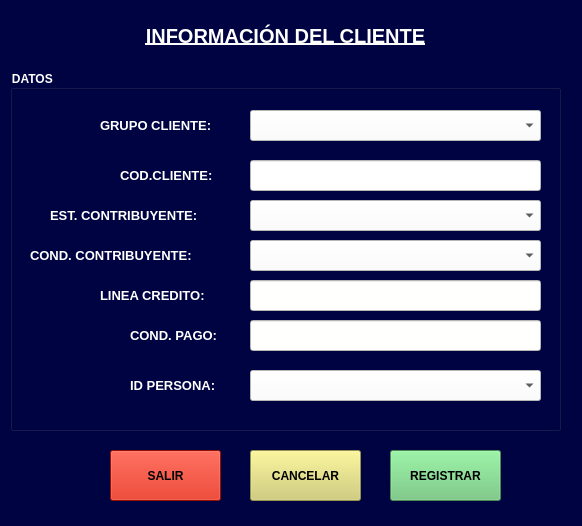
This is view/frmcliente.ui in cesarAlfredo77/app-punto-venta-sabina as Qt 5 draws it before an edit. The edited form follows.
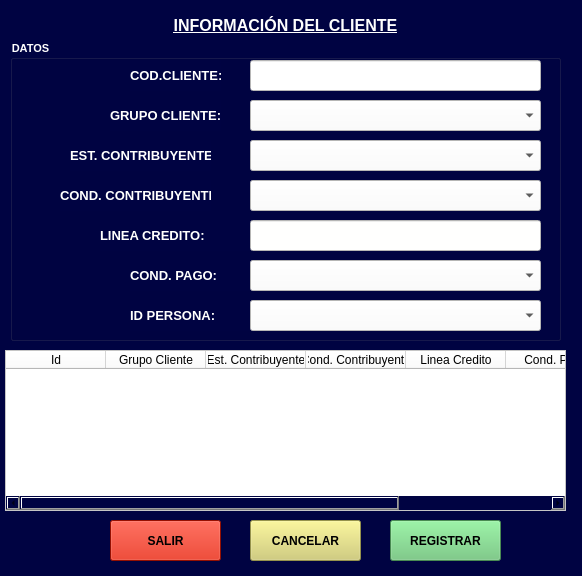
This is the edited form. Icons and pictures are not drawn.

What changed in the file:
```diff
--- a/view/frmcliente.ui
+++ b/view/frmcliente.ui
@@ -7,7 +7,7 @@
     <x>0</x>
     <y>0</y>
     <width>582</width>
-    <height>526</height>
+    <height>576</height>
    </rect>
   </property>
   <property name="windowTitle">
@@ -21,14 +21,14 @@
     <property name="geometry">
      <rect>
       <x>10</x>
-      <y>70</y>
+      <y>40</y>
       <width>551</width>
-      <height>361</height>
+      <height>301</height>
      </rect>
     </property>
     <property name="font">
      <font>
-      <pointsize>9</pointsize>
+      <pointsize>8</pointsize>
       <weight>75</weight>
       <bold>true</bold>
      </font>
@@ -42,9 +42,9 @@
     <widget class="QLabel" name="label_2">
      <property name="geometry">
       <rect>
-       <x>110</x>
-       <y>90</y>
-       <width>131</width>
+       <x>120</x>
+       <y>20</y>
+       <width>91</width>
        <height>31</height>
       </rect>
      </property>
@@ -59,32 +59,12 @@
       <string>COD.CLIENTE:</string>
      </property>
     </widget>
-    <widget class="QLabel" name="label_3">
-     <property name="geometry">
-      <rect>
-       <x>40</x>
-       <y>130</y>
-       <width>201</width>
-       <height>31</height>
-      </rect>
-     </property>
-     <property name="font">
-      <font>
-       <pointsize>10</pointsize>
-       <weight>75</weight>
-       <bold>true</bold>
-      </font>
-     </property>
-     <property name="text">
-      <string>EST. CONTRIBUYENTE:</string>
-     </property>
-    </widget>
     <widget class="QLabel" name="label_4">
      <property name="geometry">
       <rect>
-       <x>20</x>
-       <y>170</y>
-       <width>221</width>
+       <x>50</x>
+       <y>140</y>
+       <width>151</width>
        <height>31</height>
       </rect>
      </property>
@@ -103,7 +83,7 @@
      <property name="geometry">
       <rect>
        <x>120</x>
-       <y>250</y>
+       <y>220</y>
        <width>121</width>
        <height>31</height>
       </rect>
@@ -123,7 +103,7 @@
      <property name="geometry">
       <rect>
        <x>90</x>
-       <y>210</y>
+       <y>180</y>
        <width>151</width>
        <height>31</height>
       </rect>
@@ -143,7 +123,7 @@
      <property name="geometry">
       <rect>
        <x>240</x>
-       <y>90</y>
+       <y>20</y>
        <width>291</width>
        <height>31</height>
       </rect>
@@ -157,7 +137,7 @@
      <property name="geometry">
       <rect>
        <x>240</x>
-       <y>210</y>
+       <y>180</y>
        <width>291</width>
        <height>31</height>
       </rect>
@@ -171,7 +151,7 @@
      <property name="geometry">
       <rect>
        <x>120</x>
-       <y>300</y>
+       <y>260</y>
        <width>121</width>
        <height>31</height>
       </rect>
@@ -187,45 +167,11 @@
       <string>ID PERSONA:</string>
      </property>
     </widget>
-    <widget class="QLabel" name="label_14">
-     <property name="geometry">
-      <rect>
-       <x>90</x>
-       <y>40</y>
-       <width>151</width>
-       <height>31</height>
-      </rect>
-     </property>
-     <property name="font">
-      <font>
-       <pointsize>10</pointsize>
-       <weight>75</weight>
-       <bold>true</bold>
-      </font>
-     </property>
-     <property name="text">
-      <string>GRUPO CLIENTE:</string>
-     </property>
-    </widget>
-    <widget class="QComboBox" name="cbogrupocliente">
-     <property name="geometry">
-      <rect>
-       <x>240</x>
-       <y>40</y>
-       <width>291</width>
-       <height>31</height>
-      </rect>
-     </property>
-     <property name="styleSheet">
-      <string notr="true">background-color: rgb(255, 255, 254);
-color: rgb(0, 0, 0);</string>
-     </property>
-    </widget>
     <widget class="QComboBox" name="cboestcontribuyente">
      <property name="geometry">
       <rect>
        <x>240</x>
-       <y>130</y>
+       <y>100</y>
        <width>291</width>
        <height>31</height>
       </rect>
@@ -239,21 +185,7 @@
      <property name="geometry">
       <rect>
        <x>240</x>
-       <y>170</y>
-       <width>291</width>
-       <height>31</height>
-      </rect>
-     </property>
-     <property name="styleSheet">
-      <string notr="true">background-color: rgb(255, 255, 254);
-color: rgb(0, 0, 0);</string>
-     </property>
-    </widget>
-    <widget class="QLineEdit" name="txtcondpago">
-     <property name="geometry">
-      <rect>
-       <x>240</x>
-       <y>250</y>
+       <y>140</y>
        <width>291</width>
        <height>31</height>
       </rect>
@@ -267,7 +199,75 @@
      <property name="geometry">
       <rect>
        <x>240</x>
-       <y>300</y>
+       <y>260</y>
+       <width>291</width>
+       <height>31</height>
+      </rect>
+     </property>
+     <property name="styleSheet">
+      <string notr="true">background-color: rgb(255, 255, 254);
+color: rgb(0, 0, 0);</string>
+     </property>
+    </widget>
+    <widget class="QLabel" name="label_6">
+     <property name="geometry">
+      <rect>
+       <x>100</x>
+       <y>60</y>
+       <width>111</width>
+       <height>31</height>
+      </rect>
+     </property>
+     <property name="font">
+      <font>
+       <pointsize>10</pointsize>
+       <weight>75</weight>
+       <bold>true</bold>
+      </font>
+     </property>
+     <property name="text">
+      <string>GRUPO CLIENTE:</string>
+     </property>
+    </widget>
+    <widget class="QComboBox" name="cbogrupocliente">
+     <property name="geometry">
+      <rect>
+       <x>240</x>
+       <y>60</y>
+       <width>291</width>
+       <height>31</height>
+      </rect>
+     </property>
+     <property name="styleSheet">
+      <string notr="true">background-color: rgb(255, 255, 254);
+color: rgb(0, 0, 0);</string>
+     </property>
+    </widget>
+    <widget class="QLabel" name="label_9">
+     <property name="geometry">
+      <rect>
+       <x>60</x>
+       <y>100</y>
+       <width>141</width>
+       <height>31</height>
+      </rect>
+     </property>
+     <property name="font">
+      <font>
+       <pointsize>10</pointsize>
+       <weight>75</weight>
+       <bold>true</bold>
+      </font>
+     </property>
+     <property name="text">
+      <string>EST. CONTRIBUYENTE:</string>
+     </property>
+    </widget>
+    <widget class="QComboBox" name="cbocondicion">
+     <property name="geometry">
+      <rect>
+       <x>240</x>
+       <y>220</y>
        <width>291</width>
        <height>31</height>
       </rect>
@@ -282,14 +282,14 @@
     <property name="geometry">
      <rect>
       <x>70</x>
-      <y>20</y>
+      <y>10</y>
       <width>431</width>
       <height>31</height>
      </rect>
     </property>
     <property name="font">
      <font>
-      <pointsize>15</pointsize>
+      <pointsize>12</pointsize>
       <weight>75</weight>
       <italic>false</italic>
       <bold>true</bold>
@@ -311,9 +311,9 @@
     <property name="geometry">
      <rect>
       <x>250</x>
-      <y>450</y>
+      <y>520</y>
       <width>111</width>
-      <height>51</height>
+      <height>41</height>
      </rect>
     </property>
     <property name="font">
@@ -352,9 +352,9 @@
     <property name="geometry">
      <rect>
       <x>390</x>
-      <y>450</y>
+      <y>520</y>
       <width>111</width>
-      <height>51</height>
+      <height>41</height>
      </rect>
     </property>
     <property name="font">
@@ -378,9 +378,9 @@
     <property name="geometry">
      <rect>
       <x>110</x>
-      <y>450</y>
+      <y>520</y>
       <width>111</width>
-      <height>51</height>
+      <height>41</height>
      </rect>
     </property>
     <property name="font">
@@ -415,6 +415,55 @@
      <bool>false</bool>
     </property>
    </widget>
+   <widget class="QTableWidget" name="tblcliente">
+    <property name="geometry">
+     <rect>
+      <x>5</x>
+      <y>350</y>
+      <width>561</width>
+      <height>161</height>
+     </rect>
+    </property>
+    <property name="styleSheet">
+     <string notr="true">background-color: rgb(255, 255, 255);
+color: rgb(0, 0, 0);</string>
+    </property>
+    <column>
+     <property name="text">
+      <string>Id</string>
+     </property>
+    </column>
+    <column>
+     <property name="text">
+      <string>Grupo Cliente</string>
+     </property>
+    </column>
+    <column>
+     <property name="text">
+      <string>Est. Contribuyente</string>
+     </property>
+    </column>
+    <column>
+     <property name="text">
+      <string>Cond. Contribuyente</string>
+     </property>
+    </column>
+    <column>
+     <property name="text">
+      <string>Linea Credito</string>
+     </property>
+    </column>
+    <column>
+     <property name="text">
+      <string>Cond. Pago</string>
+     </property>
+    </column>
+    <column>
+     <property name="text">
+      <string>Id Persona</string>
+     </property>
+    </column>
+   </widget>
   </widget>
  </widget>
  <resources/>
```
Left out of the diff: 4 changed lines with no effect on the pictures.
